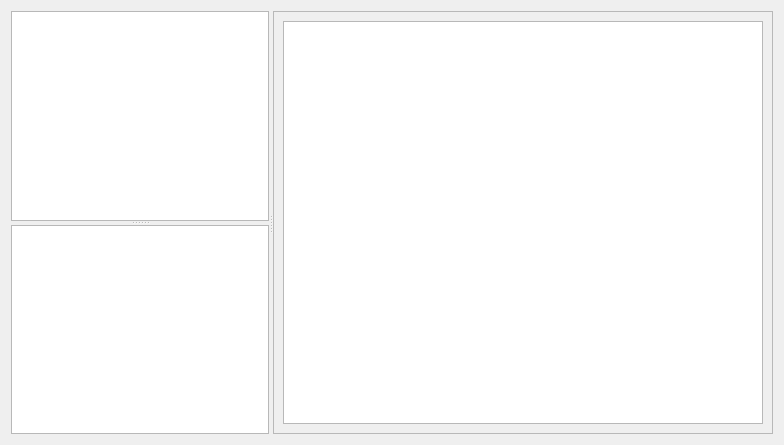
The window that graphUI.ui (robocomp/cortex) describes before a commit, drawn with Qt 5.
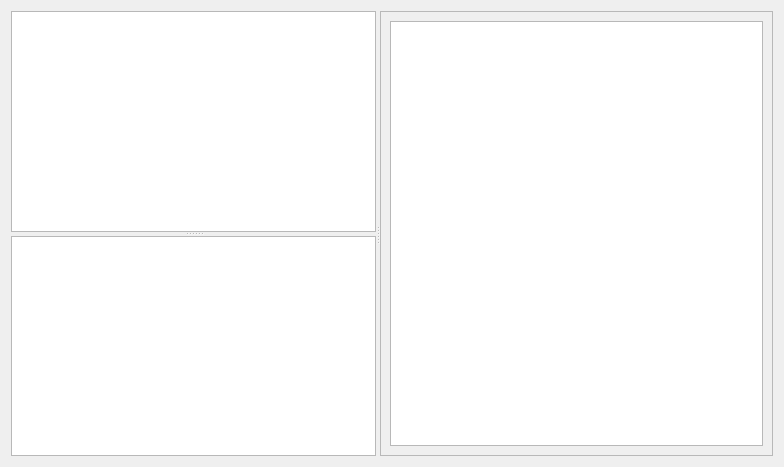
The same window after the commit.

```diff
--- a/graphUI.ui
+++ b/graphUI.ui
@@ -7,15 +7,15 @@
     <x>0</x>
     <y>0</y>
     <width>784</width>
-    <height>445</height>
+    <height>467</height>
    </rect>
   </property>
   <property name="windowTitle">
    <string>DSRGraph</string>
   </property>
-  <layout class="QVBoxLayout" name="verticalLayout">
+  <layout class="QVBoxLayout" name="verticalLayout_2">
    <item>
-    <widget class="QSplitter" name="splitter_2">
+    <widget class="QSplitter" name="splittee_2">
      <property name="orientation">
       <enum>Qt::Horizontal</enum>
      </property>
@@ -41,18 +41,6 @@
       </widget>
      </widget>
      <widget class="QScrollArea" name="scrollArea">
-      <property name="sizePolicy">
-       <sizepolicy hsizetype="Maximum" vsizetype="Expanding">
-        <horstretch>0</horstretch>
-        <verstretch>0</verstretch>
-       </sizepolicy>
-      </property>
-      <property name="minimumSize">
-       <size>
-        <width>500</width>
-        <height>0</height>
-       </size>
-      </property>
       <property name="widgetResizable">
        <bool>true</bool>
       </property>
@@ -61,11 +49,11 @@
         <rect>
          <x>0</x>
          <y>0</y>
-         <width>501</width>
-         <height>425</height>
+         <width>392</width>
+         <height>447</height>
         </rect>
        </property>
-       <layout class="QHBoxLayout" name="horizontalLayout">
+       <layout class="QVBoxLayout" name="verticalLayout">
         <item>
          <widget class="QGraphicsView" name="graphicsView"/>
         </item>
```
